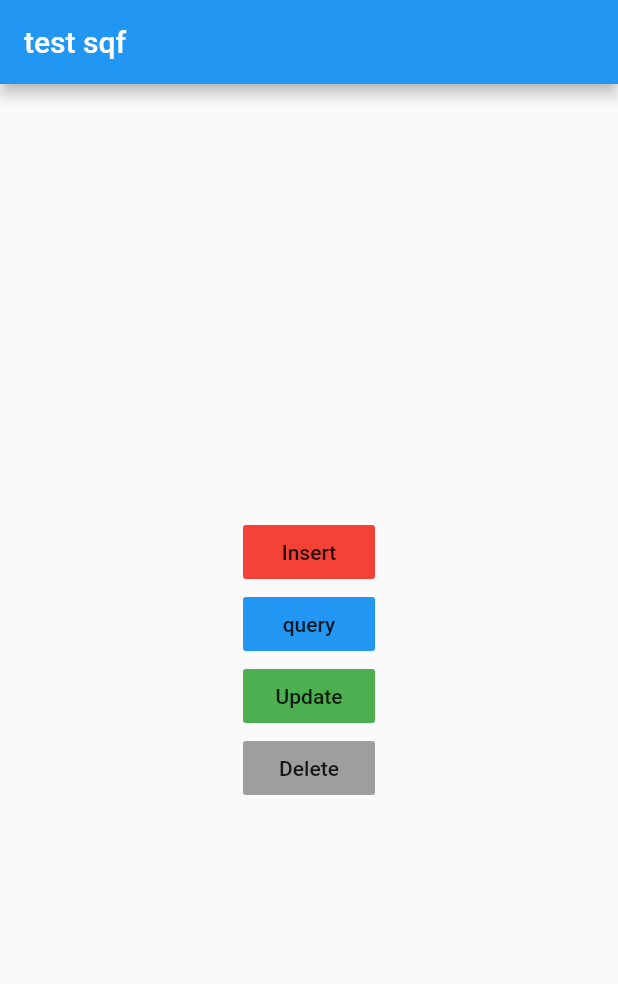
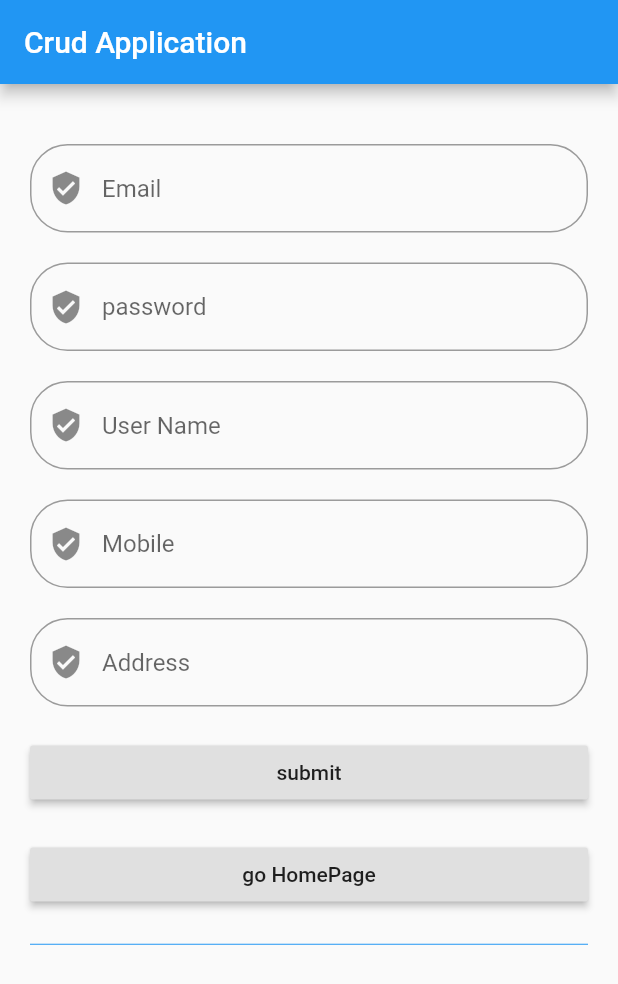
Before and after one commit to Rakibul25/sqflite, a Flutter app: the screen it shows after launch, on a phone screen of 412 x 824 dp. Shown: the top 984 px of the screen. Run offline on Flutter 3.47's test engine with Material 2 defaults, Android fonts, the light colour scheme and no system bars; our stand-ins replace firebase_auth, firebase_core, get, sqflite; accounts and stored records are empty.

Commit message:
cloning class project

```diff
--- a/lib/bdhelper.dart
+++ b/lib/bdhelper.dart
@@ -1,62 +1,68 @@
-import 'dart:io';
+import 'package:sqflite/sqflite.dart';
+import 'package:testsqf/userModel.dart';
 
-import 'package:path_provider/path_provider.dart';
-import 'package:path/path.dart';
-import 'package:sqflite/sqflite.dart';
+class DatabaseHelper {
+  static Database db;
 
-class DataBaseHelper {
-  static final _dbname = 'mydb.db';
-  static final _dbversion = 1;
-  static final _tablename = 'myTable';
+  static final int _version = 1;
+  static final String _tableName = 'user';
 
-  static final columnId = '_id';
-  static final columnName = 'name';
-
-  DataBaseHelper._privateConstructor();
-  static final DataBaseHelper instance = DataBaseHelper._privateConstructor();
-
-  static Database _database;
-  Future<Database> get database async {
-    if (_database != null) return _database;
-
-    _database = await _initialDatabase();
-    return database;
+  static Future<void> initDb() async {
+    if (db != null) {
+      return;
+    } else {
+      try {
+        String _path = await getDatabasesPath() + 'user.db';
+        db = await openDatabase(
+          _path,
+          version: _version,
+          onCreate: (db, version) {
+            return db.execute(
+              "CREATE TABLE $_tableName(id INTEGER PRIMARY KEY AUTOINCREMENT, name TEXT,email TEXT,password TEXT, mobile TEXT, address TEXT)",
+            );
+          },
+        );
+      } catch (e) {
+        print(e);
+      }
+    }
   }
 
-  _initialDatabase() async {
-    Directory directory = await getApplicationDocumentsDirectory();
-    String path = join(directory.path, _dbname);
-    await openDatabase(path, version: _dbversion, onCreate: _oncreate);
+  static Future<int> insert(UserModel user) async {
+    print("insert function called $user");
+
+    var b = await db.rawInsert(
+        'INSERT INTO $_tableName (name, mobile, address) VALUES(?, ?, ?)',
+        [user.name, user.mobile, user.address]);
+    print(b);
+    var c = await db.insert(_tableName, user.toJson());
+    print(c);
+    return c;
   }
 
-  Future _oncreate(Database db, int version) {
-    db.execute('''
-      CREATE TABLE $_tablename(
-        $columnId INTEGER PRIMARY KEY,
-        $columnName TEXT NOT NULL
-      )
-      ''');
+  static Future<String> delete(UserModel user) async {
+    var a = await db.delete(_tableName, where: 'id = ?', whereArgs: [user.id]);
+    if (a == 1) {
+      return "ok";
+    }
+
+    return " not Ok ";
   }
 
-  Future<int> insert(Map<String, dynamic> row) async {
-    Database db = await instance.database;
-    return await db.insert(_tablename, row);
+  static Future<List<Map<String, dynamic>>> userList() async {
+    print("query function called");
+    return db.query(_tableName);
   }
 
-  Future<List<Map<String, dynamic>>> queryAll() async {
-    Database db = await instance.database;
-    return await db.query(_tablename);
-  }
-
-  Future<int> update(Map<String, dynamic> row) async {
-    Database db = await instance.database;
-    int id = row[columnId];
-    return await db
-        .update(_tablename, row, where: '$columnId = ?', whereArgs: [id]);
-  }
-
-  Future<int> delete(int id) async {
-    Database db = await instance.database;
-    return await db.delete(_tablename, where: '$columnId = ?', whereArgs: [id]);
+  static Future<int> update(UserModel userModel) async {
+    print("update function called");
+    var u = await db.update(_tableName, userModel.toJson());
+    // return await db.rawUpdate('''
+    // UPDATE user
+    // SET mobile = ?
+    // WHERE id = ?
+    // ''', [1, id]);
+    //
+    return u;
   }
 }
--- /dev/null
+++ b/lib/loginController.dart
@@ -0,0 +1,114 @@
+import 'package:firebase_auth/firebase_auth.dart';
+import 'package:flutter/material.dart';
+import 'package:get/get.dart';
+import 'package:testsqf/userModel.dart';
+
+import 'bdhelper.dart';
+
+class LoginController extends GetxController {
+  final username = TextEditingController().obs;
+  final usermobile = TextEditingController().obs;
+  final addressController = TextEditingController().obs;
+  final emailid = TextEditingController().obs;
+  final pass = TextEditingController().obs;
+
+  var userModel = UserModel().obs;
+
+  final userList = List<UserModel>().obs;
+
+  var isUpdate = false.obs;
+
+  final FirebaseAuth _firebaseAuth = FirebaseAuth.instance;
+
+  @override
+  void onInit() {
+    // TODO: implement onInit
+    getUserlist();
+    super.onInit();
+  }
+
+  void saveOrUpdate() {
+    isUpdate.value == false ? saveUser() : userUpdate();
+  }
+
+  void saveUser() async {
+    UserModel model = new UserModel();
+    model.name = username.value.text;
+    model.mobile = usermobile.value.text;
+    model.address = addressController.value.text;
+    model.email = emailid.value.text;
+    model.password = pass.value.text;
+    var a = await DatabaseHelper.insert(model);
+    print(a.toString());
+    getUserlist();
+
+    print(userList);
+    reset();
+  }
+
+  void userUpdate() async {
+    UserModel model = new UserModel();
+    model.name = username.value.text;
+    model.mobile = usermobile.value.text;
+    model.address = addressController.value.text;
+    model.email = emailid.value.text;
+    model.password = pass.value.text;
+    model.id = userModel.value.id;
+    var u = await DatabaseHelper.update(model);
+    reset();
+    getUserlist();
+  }
+
+  void getUserlist() async {
+    List<Map<String, dynamic>> list = await DatabaseHelper.userList();
+
+    userList.assignAll(list.map((e) => UserModel.fromJson(e)).toList());
+
+    print(userList.toList());
+  }
+
+  void deleteUser(UserModel user) async {
+    await DatabaseHelper.delete(user);
+    getUserlist();
+  }
+
+  void edituser(UserModel user) {
+    reset();
+    isUpdate.value = true;
+    username.value.text = user.name;
+    usermobile.value.text = user.mobile;
+    addressController.value.text = user.address;
+    emailid.value.text = user.email;
+    pass.value.text = user.password;
+    userModel.value = user;
+    isUpdate.value = true;
+  }
+
+  void reset() {
+    // this.isUpdate.value= false;
+    emailid.value.text = "";
+    pass.value.text = "";
+    username.value.text = "";
+    usermobile.value.text = "";
+    addressController.value.text = "";
+    isUpdate.value = false;
+  }
+
+  void createUser() async {
+    UserModel model = new UserModel();
+    // model.name = username.value.text;
+    // model.mobile = usermobile.value.text;
+    // // model.address = addressController.value.text;
+    model.email = emailid.value.text;
+    model.password = pass.value.text;
+
+    try {
+      UserCredential user = await _firebaseAuth.createUserWithEmailAndPassword(
+          email: model.email, password: model.password);
+      // if(user.){}
+
+    } catch (e) {
+      print(e.toString());
+    }
+  }
+}
--- /dev/null
+++ b/lib/loginPage.dart
@@ -0,0 +1,142 @@
+import 'package:flutter/material.dart';
+import 'package:get/get.dart';
+import 'package:testsqf/user_view.dart';
+
+import 'loginController.dart';
+
+class LoginPage extends StatelessWidget {
+  final logCont = Get.put(LoginController());
+
+  @override
+  Widget build(BuildContext context) {
+    // logCont.userList();
+    return Scaffold(
+      appBar: AppBar(
+        title: Text("Crud Application"),
+      ),
+      body: Container(
+        // color: Colors.red,
+        margin: EdgeInsets.all(20),
+        child: Center(
+          child: ListView(
+            children: [
+              SizedBox(
+                height: 20,
+              ),
+              showText(logCont.emailid.value, "Email"),
+              SizedBox(
+                height: 20,
+              ),
+              showText(logCont.pass.value, "password"),
+              SizedBox(
+                height: 20,
+              ),
+              showText(logCont.username.value, "User Name"),
+              SizedBox(
+                height: 20,
+              ),
+              showText(logCont.usermobile.value, "Mobile"),
+              SizedBox(
+                height: 20,
+              ),
+              showText(logCont.addressController.value, "Address"),
+              SizedBox(
+                height: 20,
+              ),
+              RaisedButton(
+                onPressed: () {
+                  // logCont.storeData();
+                  // logCont.saveOrUpdate();
+                  logCont.createUser();
+                },
+                child: Text("submit"),
+              ),
+              SizedBox(
+                height: 20,
+              ),
+              RaisedButton(
+                onPressed: () {
+                  // Get.to(HomeTwo());
+                },
+                child: Text("go HomePage"),
+              ),
+              SizedBox(
+                height: 20,
+              ),
+              Divider(
+                height: 5,
+                color: Colors.blue,
+              ),
+              // Obx(() => logCont.userList.length > 0
+              //     ? ListView(
+              //         shrinkWrap: true,
+              //         physics: ClampingScrollPhysics(),
+              //         children: List.generate(logCont.userList.length, (index) {
+              //           return Container(
+              //               child: Row(
+              //             mainAxisAlignment: MainAxisAlignment.spaceAround,
+              //             children: [
+              //               Text(logCont.userList.value[index].name),
+              //               SizedBox(
+              //                 width: 10,
+              //               ),
+              //               Text(logCont.userList.value[index].mobile),
+              //               SizedBox(
+              //                 width: 10,
+              //               ),
+              //               Text(logCont.userList.value[index].address),
+              //             ],
+              //           ));
+              //         }))
+              //     : Text("ddd")),
+              Obx(
+                () => logCont.userList.length > 0
+                    ? ListView.separated(
+                        scrollDirection: Axis.vertical,
+                        shrinkWrap: true,
+                        physics: ClampingScrollPhysics(),
+                        itemCount: logCont.userList?.length ?? 0,
+                        itemBuilder: (context, index) => Dismissible(
+                          child: UserListView(
+                            user: logCont.userList[index],
+                          ),
+                          key: UniqueKey(),
+                          onDismissed: (_) {
+                            var removed = logCont.userList[index];
+
+                            logCont.userList.removeAt(index);
+                            // logCont.deleteUser(logCont.userList[index]);
+
+                            Get.snackbar('Item removed',
+                                ' Item   was successfully removed.');
+                          },
+                        ),
+                        // separatorBuilder: (_, __) => Divider(),
+                        separatorBuilder: (context, index) {
+                          return Text("");
+                        },
+                      )
+                    : Text(""),
+              ),
+            ],
+          ),
+        ),
+      ),
+    );
+  }
+
+  Widget showText(TextEditingController controller, var a) {
+    return TextField(
+      decoration: InputDecoration(
+          border: OutlineInputBorder(
+              borderSide: BorderSide(width: 2),
+              borderRadius: BorderRadius.all(Radius.circular(25))),
+          hintText: a,
+          prefixIcon: Icon(Icons.verified_user)),
+      controller: controller,
+      onChanged: (value) {
+        // print(value);
+      },
+    );
+  }
+}
--- a/lib/main.dart
+++ b/lib/main.dart
@@ -1,7 +1,14 @@
+import 'package:firebase_core/firebase_core.dart';
 import 'package:flutter/material.dart';
-import 'package:testsqf/bdhelper.dart';
+import 'package:get/get.dart';
 
-void main() {
+import 'bdhelper.dart';
+import 'loginPage.dart';
+
+void main() async {
+  WidgetsFlutterBinding.ensureInitialized();
+  await Firebase.initializeApp();
+  await DatabaseHelper.initDb();
   runApp(MyApp());
 }
 
@@ -9,48 +16,13 @@ class MyApp extends StatelessWidget {
   // This widget is the root of your application.
   @override
   Widget build(BuildContext context) {
-    return MaterialApp(
-      home: frontend(),
+    return GetMaterialApp(
+      title: 'Flutter Demo',
+      theme: ThemeData(
+        primarySwatch: Colors.blue,
+        visualDensity: VisualDensity.adaptivePlatformDensity,
+      ),
+      home: LoginPage(),
     );
   }
 }
-
-class frontend extends StatelessWidget {
-  @override
-  Widget build(BuildContext context) {
-    return Scaffold(
-      appBar: AppBar(
-        title: Text('test sqf'),
-      ),
-      body: Center(
-        child: Column(
-          mainAxisAlignment: MainAxisAlignment.center,
-          children: <Widget>[
-            FlatButton(
-                onPressed: () async {
-                  int i = await DataBaseHelper.instance.insert({
-                    DataBaseHelper.columnName: "Rakib",
-                    DataBaseHelper.columnId: 11
-                  });
-                  print('inserted id is $i');
-                },
-                child: Text('Insert'),
-                color: Colors.red),
-            FlatButton(
-                onPressed: () async {
-                  List<Map<String, dynamic>> queryRows =
-                      await DataBaseHelper.instance.queryAll();
-                  print(queryRows);
-                },
-                child: Text('query'),
-                color: Colors.blue),
-            FlatButton(
-                onPressed: () {}, child: Text('Update'), color: Colors.green),
-            FlatButton(
-                onPressed: () {}, child: Text('Delete'), color: Colors.grey),
-          ],
-        ),
-      ),
-    );
-  }
-}
--- /dev/null
+++ b/lib/userModel.dart
@@ -0,0 +1,45 @@
+// To parse this JSON data, do
+//
+//     final userModel = userModelFromJson(jsonString);
+
+import 'dart:convert';
+
+UserModel userModelFromJson(String str) => UserModel.fromJson(json.decode(str));
+
+String userModelToJson(UserModel data) => json.encode(data.toJson());
+
+class UserModel {
+  UserModel({
+    this.id,
+    this.email,
+    this.password,
+    this.name,
+    this.mobile,
+    this.address,
+  });
+
+  int id;
+  String email;
+  String password;
+  String name;
+  String mobile;
+  String address;
+
+  factory UserModel.fromJson(Map<String, dynamic> json) => UserModel(
+        id: json["id"],
+        email: json["email"],
+        password: json["password"],
+        name: json["name"],
+        mobile: json["mobile"],
+        address: json["address"],
+      );
+
+  Map<String, dynamic> toJson() => {
+        "id": id,
+        "email": email,
+        "password": password,
+        "name": name,
+        "mobile": mobile,
+        "address": address,
+      };
+}
--- /dev/null
+++ b/lib/user_view.dart
@@ -0,0 +1,48 @@
+import 'package:flutter/material.dart';
+import 'package:get/get.dart';
+import 'package:testsqf/userModel.dart';
+
+import 'loginController.dart';
+
+class UserListView extends StatelessWidget {
+  const UserListView({Key key, this.user, this.callback}) : super(key: key);
+
+  final VoidCallback callback;
+  final UserModel user;
+
+  @override
+  Widget build(BuildContext context) {
+    final LoginController cont = Get.find();
+    return Container(
+      height: 30,
+      child: Container(
+        decoration: BoxDecoration(
+          color: Colors.white38,
+          borderRadius: BorderRadius.circular(10),
+        ),
+        child: Row(
+          mainAxisAlignment: MainAxisAlignment.spaceAround,
+          children: [
+            Text(user.email.toString()),
+            Text(user.password.toString()),
+            Text(user.name),
+            Text(user.mobile),
+            Text(user.address),
+            InkWell(
+              onTap: () {
+                cont.edituser(user);
+              },
+              child: Icon(Icons.edit),
+            ),
+            InkWell(
+              onTap: () {
+                cont.deleteUser(user);
+              },
+              child: Icon(Icons.delete),
+            ),
+          ],
+        ),
+      ),
+    );
+  }
+}
--- a/pubspec.yaml
+++ b/pubspec.yaml
@@ -23,8 +23,12 @@ environment:
 dependencies:
   flutter:
     sdk: flutter
+  get: ^3.26.0
   sqflite: ^1.3.0
+  intl: ^0.16.0
   path_provider: ^1.6.27
+  firebase_core: ^0.7.0
+  firebase_auth: ^0.20.0+1
 
 
   # The following adds the Cupertino Icons font to your application.
```
Also changed, not shown: pubspec.lock.
